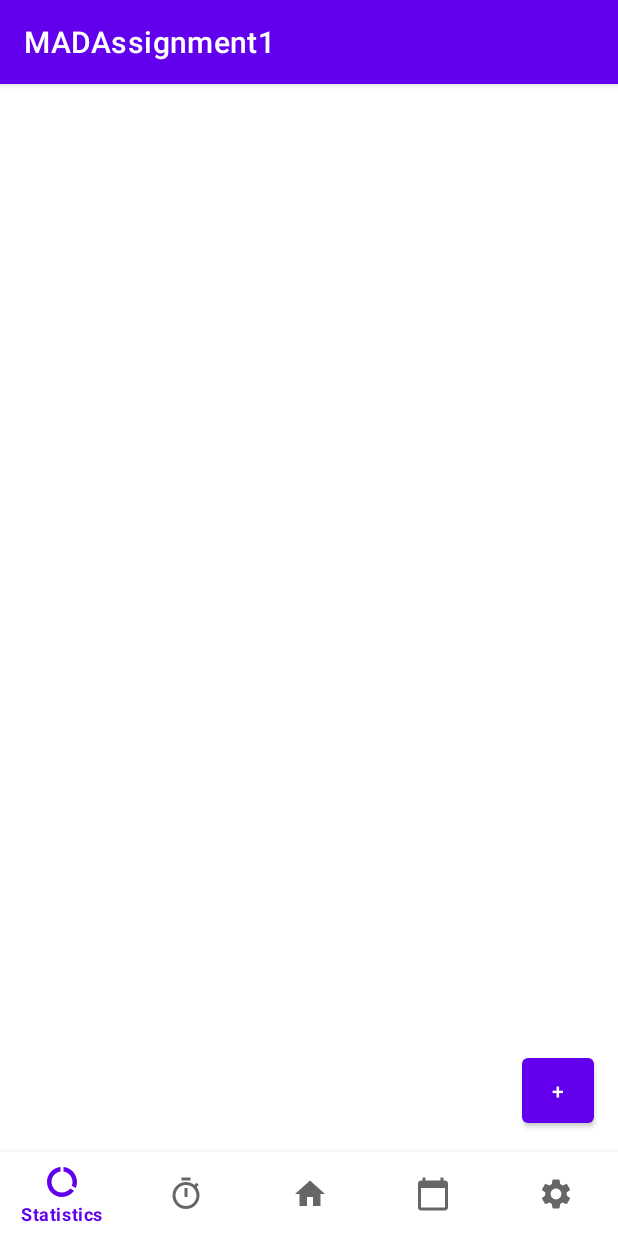
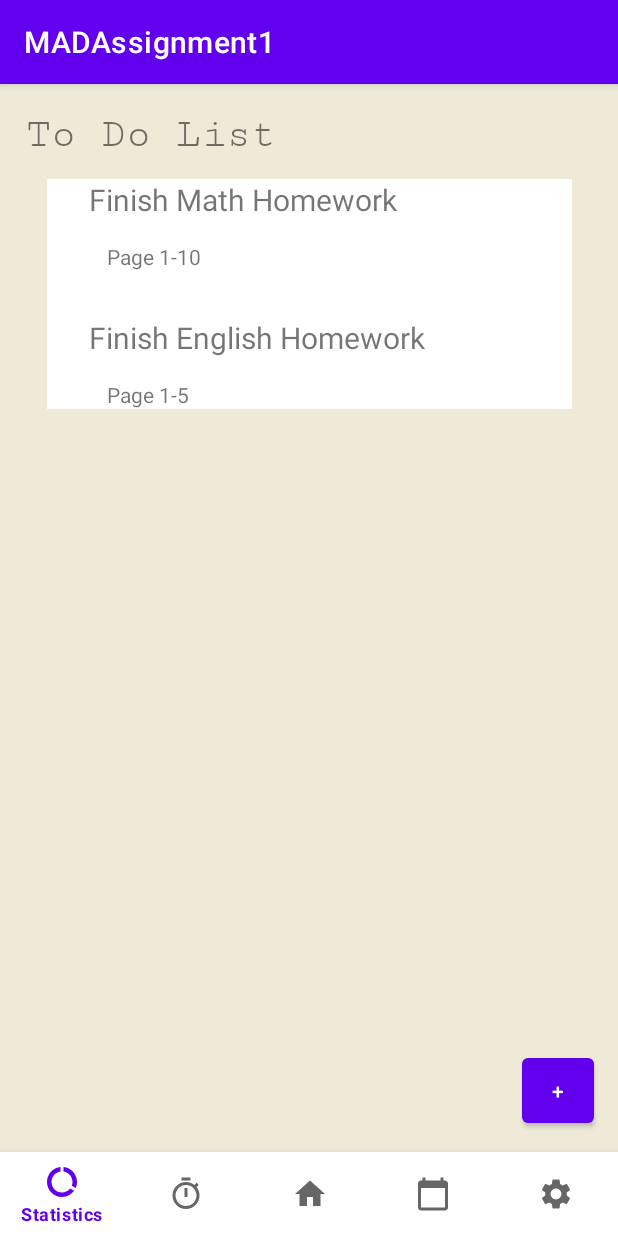
Before and after one commit to cshiwei330/Farmer-Focus, an Android app: the screen it shows after launch (MainActivity), on a phone screen of 412 x 824 dp. Run offline under Robolectric (Android 15) with nearby library versions, the phone set to English and light mode, and no system bars.

Commit message:
added a to do list at the homepage. It is scrollable.

```diff
--- a/app/src/main/java/sg/edu/np/mad/madassignment1/CalenderFragment.java
+++ b/app/src/main/java/sg/edu/np/mad/madassignment1/CalenderFragment.java
@@ -14,7 +14,6 @@ import android.view.ViewGroup;
  * create an instance of this fragment.
  */
 public class CalenderFragment extends Fragment {
-
     // TODO: Rename parameter arguments, choose names that match
     // the fragment initialization parameters, e.g. ARG_ITEM_NUMBER
     private static final String ARG_PARAM1 = "param1";
--- a/app/src/main/java/sg/edu/np/mad/madassignment1/MainActivity.java
+++ b/app/src/main/java/sg/edu/np/mad/madassignment1/MainActivity.java
@@ -1,14 +1,36 @@
 package sg.edu.np.mad.madassignment1;
 
 import androidx.appcompat.app.AppCompatActivity;
+import androidx.recyclerview.widget.LinearLayoutManager;
+import androidx.recyclerview.widget.RecyclerView;
 
 import android.os.Bundle;
 
+import java.util.ArrayList;
+
 public class MainActivity extends AppCompatActivity {
-
+    ArrayList <Task> taskList = new ArrayList<>();
     @Override
     protected void onCreate(Bundle savedInstanceState) {
         super.onCreate(savedInstanceState);
         setContentView(R.layout.activity_main);
+
+        Task taskOne = new Task("Finish Math Homework", "Page 1-10");
+        Task taskTwo = new Task("Finish English Homework", "Page 1-5");
+        Task taskThree = new Task("Finish Science Homework", "Page 1-9");
+        Task taskFour = new Task("Finish Chinese Homework", "Page 1-7");
+        Task taskFive = new Task("Finish FP2 Homework", "Page 1-4");
+
+        taskList.add(taskOne);
+        taskList.add(taskTwo);
+        taskList.add(taskThree);
+        taskList.add(taskFour);
+        taskList.add(taskFive);
+
+        RecyclerView recyclerView = findViewById(R.id.toDoListRecycleView);
+        MyAdaptor mAdaptor = new MyAdaptor(taskList);
+        LinearLayoutManager mLayoutManager = new LinearLayoutManager(this);
+        recyclerView.setLayoutManager(mLayoutManager);
+        recyclerView.setAdapter(mAdaptor);
     }
 }
--- /dev/null
+++ b/app/src/main/java/sg/edu/np/mad/madassignment1/MyAdaptor.java
@@ -0,0 +1,32 @@
+package sg.edu.np.mad.madassignment1;
+
+import android.view.LayoutInflater;
+import android.view.View;
+import android.view.ViewGroup;
+
+import androidx.recyclerview.widget.RecyclerView;
+
+import java.util.ArrayList;
+
+public class MyAdaptor extends RecyclerView.Adapter<MyViewHolder> {
+    ArrayList<Task> data;
+
+    public MyAdaptor(ArrayList<Task> input) {
+        data = input;
+    }
+
+    public MyViewHolder onCreateViewHolder(ViewGroup parent, int viewType) {
+        View item = LayoutInflater.from(parent.getContext()).inflate(R.layout.to_do_list_layout,parent,false);
+        return new MyViewHolder(item);
+    }
+
+    public void onBindViewHolder(MyViewHolder holder, int position){
+        Task t = data.get(position);
+        holder.taskName.setText(t.getTaskName());
+        holder.taskDesc.setText(t.getTaskDesc());
+    }
+
+    public int getItemCount(){
+        return data.size();
+    }
+}
--- /dev/null
+++ b/app/src/main/java/sg/edu/np/mad/madassignment1/MyViewHolder.java
@@ -0,0 +1,17 @@
+package sg.edu.np.mad.madassignment1;
+
+import android.view.View;
+import android.widget.TextView;
+
+import androidx.recyclerview.widget.RecyclerView;
+
+public class MyViewHolder extends RecyclerView.ViewHolder{
+    TextView taskName;
+    TextView taskDesc;
+
+    public MyViewHolder(View itemView){
+        super(itemView);
+        taskName = itemView.findViewById(R.id.taskTitle);
+        taskDesc = itemView.findViewById(R.id.taskDesc);
+    }
+}
--- /dev/null
+++ b/app/src/main/java/sg/edu/np/mad/madassignment1/Task.java
@@ -0,0 +1,27 @@
+package sg.edu.np.mad.madassignment1;
+
+public class Task {
+    String taskName;
+    String taskDesc;
+
+    public Task(String taskName, String taskDesc) {
+        this.taskName = taskName;
+        this.taskDesc = taskDesc;
+    }
+
+    public String getTaskName() {
+        return taskName;
+    }
+
+    public void setTaskName(String taskName) {
+        this.taskName = taskName;
+    }
+
+    public String getTaskDesc() {
+        return taskDesc;
+    }
+
+    public void setTaskDesc(String taskDesc) {
+        this.taskDesc = taskDesc;
+    }
+}
--- a/app/src/main/res/layout/activity_main.xml
+++ b/app/src/main/res/layout/activity_main.xml
@@ -17,7 +17,33 @@
 
         <androidx.constraintlayout.widget.ConstraintLayout
             android:layout_width="match_parent"
-            android:layout_height="match_parent">
+            android:layout_height="match_parent"
+            android:background="#EFEAD8">
+
+            <TextView
+                android:id="@+id/textView2"
+                android:layout_width="wrap_content"
+                android:layout_height="wrap_content"
+                android:layout_marginStart="17dp"
+                android:layout_marginTop="18dp"
+                android:fontFamily="serif-monospace"
+                android:text="To Do List"
+                android:textSize="28sp"
+                app:layout_constraintStart_toStartOf="parent"
+                app:layout_constraintTop_toTopOf="parent" />
+
+            <androidx.recyclerview.widget.RecyclerView
+                android:id="@+id/toDoListRecycleView"
+                android:layout_width="350dp"
+                android:layout_height="153dp"
+                android:layout_marginStart="10dp"
+                android:layout_marginTop="14dp"
+                android:layout_marginEnd="10dp"
+                android:background="#FFFFFF"
+                android:backgroundTint="#FFFFFF"
+                app:layout_constraintEnd_toEndOf="parent"
+                app:layout_constraintStart_toStartOf="parent"
+                app:layout_constraintTop_toBottomOf="@+id/textView2" />
 
             <Button
                 android:id="@+id/addButton"
@@ -28,6 +54,7 @@
                 android:text="+"
                 app:layout_constraintBottom_toBottomOf="parent"
                 app:layout_constraintEnd_toEndOf="parent" />
+
         </androidx.constraintlayout.widget.ConstraintLayout>
 
     </FrameLayout>
--- a/app/src/main/res/layout/fragment_calender.xml
+++ b/app/src/main/res/layout/fragment_calender.xml
@@ -1,14 +1,38 @@
 <?xml version="1.0" encoding="utf-8"?>
 <FrameLayout xmlns:android="http://schemas.android.com/apk/res/android"
+    xmlns:app="http://schemas.android.com/apk/res-auto"
     xmlns:tools="http://schemas.android.com/tools"
     android:layout_width="match_parent"
     android:layout_height="match_parent"
     tools:context=".CalenderFragment">
 
-    <!-- TODO: Update blank fragment layout -->
-    <TextView
+    <androidx.constraintlayout.widget.ConstraintLayout
         android:layout_width="match_parent"
-        android:layout_height="match_parent"
-        android:text="@string/hello_blank_fragment" />
+        android:layout_height="match_parent">
+
+        <TextView
+            android:id="@+id/textView"
+            android:layout_width="wrap_content"
+            android:layout_height="wrap_content"
+            android:layout_marginStart="124dp"
+            android:layout_marginTop="16dp"
+            android:fontFamily="monospace"
+            android:text="Calender"
+            android:textSize="34sp"
+            app:layout_constraintStart_toStartOf="parent"
+            app:layout_constraintTop_toTopOf="parent" />
+
+        <CalendarView
+            android:id="@+id/calendarView"
+            android:layout_width="wrap_content"
+            android:layout_height="wrap_content"
+            android:layout_marginStart="28dp"
+            android:layout_marginTop="50dp"
+            android:layout_marginEnd="28dp"
+            android:background="#EFEAD8"
+            app:layout_constraintEnd_toEndOf="parent"
+            app:layout_constraintStart_toStartOf="parent"
+            app:layout_constraintTop_toBottomOf="@+id/textView" />
+    </androidx.constraintlayout.widget.ConstraintLayout>
 
 </FrameLayout>
--- a/app/src/main/res/layout/fragment_home.xml
+++ b/app/src/main/res/layout/fragment_home.xml
@@ -7,7 +7,8 @@
 
     <androidx.constraintlayout.widget.ConstraintLayout
         android:layout_width="match_parent"
-        android:layout_height="match_parent">
+        android:layout_height="match_parent"
+        android:background="#EFEAD8">
 
     </androidx.constraintlayout.widget.ConstraintLayout>
 </FrameLayout>
--- a/app/src/main/res/layout/fragment_settings.xml
+++ b/app/src/main/res/layout/fragment_settings.xml
@@ -9,6 +9,7 @@
     <TextView
         android:layout_width="match_parent"
         android:layout_height="match_parent"
+        android:background="#EFEAD8"
         android:text="@string/hello_blank_fragment" />
 
 </FrameLayout>
--- a/app/src/main/res/layout/fragment_statistics.xml
+++ b/app/src/main/res/layout/fragment_statistics.xml
@@ -9,6 +9,7 @@
     <TextView
         android:layout_width="match_parent"
         android:layout_height="match_parent"
+        android:background="#EFEAD8"
         android:text="@string/hello_blank_fragment" />
 
 </FrameLayout>
--- a/app/src/main/res/layout/fragment_timer.xml
+++ b/app/src/main/res/layout/fragment_timer.xml
@@ -9,6 +9,7 @@
     <TextView
         android:layout_width="match_parent"
         android:layout_height="match_parent"
+        android:background="#EFEAD8"
         android:text="@string/hello_blank_fragment" />
 
 </FrameLayout>
--- a/app/src/main/res/layout/home.xml
+++ b/app/src/main/res/layout/home.xml
@@ -5,6 +5,7 @@
 
     <androidx.recyclerview.widget.RecyclerView
         android:layout_width="match_parent"
-        android:layout_height="match_parent" />
+        android:layout_height="match_parent"
+        android:background="#EFEAD8" />
 
 </LinearLayout>
--- /dev/null
+++ b/app/src/main/res/layout/to_do_list_layout.xml
@@ -0,0 +1,36 @@
+<?xml version="1.0" encoding="utf-8"?>
+<LinearLayout xmlns:android="http://schemas.android.com/apk/res/android"
+    xmlns:app="http://schemas.android.com/apk/res-auto"
+    xmlns:tools="http://schemas.android.com/tools"
+    android:layout_width="match_parent"
+    android:layout_height="wrap_content">
+
+    <androidx.constraintlayout.widget.ConstraintLayout
+        android:layout_width="wrap_content"
+        android:layout_height="wrap_content"
+        android:layout_weight="1">
+
+        <TextView
+            android:id="@+id/taskTitle"
+            android:layout_width="355dp"
+            android:layout_height="42dp"
+            android:layout_marginStart="28dp"
+            android:layout_weight="1"
+            android:background="#0FFFFFFF"
+            android:text="TextView"
+            android:textSize="20sp"
+            app:layout_constraintStart_toStartOf="parent"
+            app:layout_constraintTop_toTopOf="parent" />
+
+        <TextView
+            android:id="@+id/taskDesc"
+            android:layout_width="330dp"
+            android:layout_height="50dp"
+            android:layout_marginStart="40dp"
+            android:background="#0FFFFFFF"
+            android:text="TextView"
+            app:layout_constraintStart_toStartOf="parent"
+            app:layout_constraintTop_toBottomOf="@+id/taskTitle" />
+    </androidx.constraintlayout.widget.ConstraintLayout>
+
+</LinearLayout>
```
